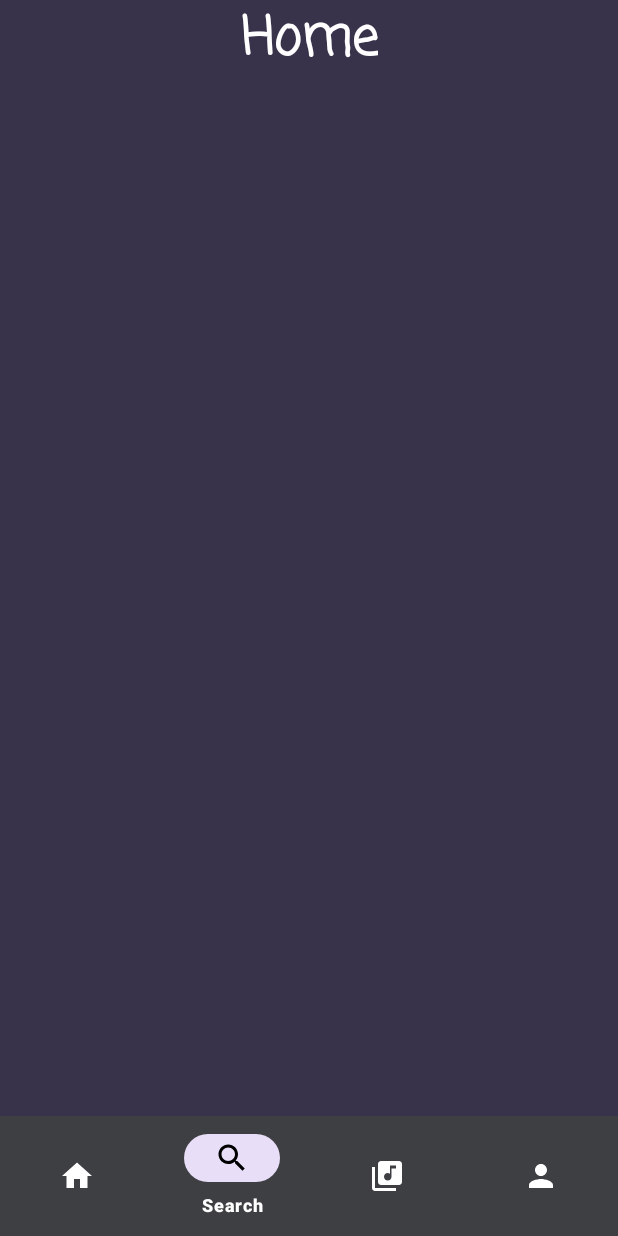
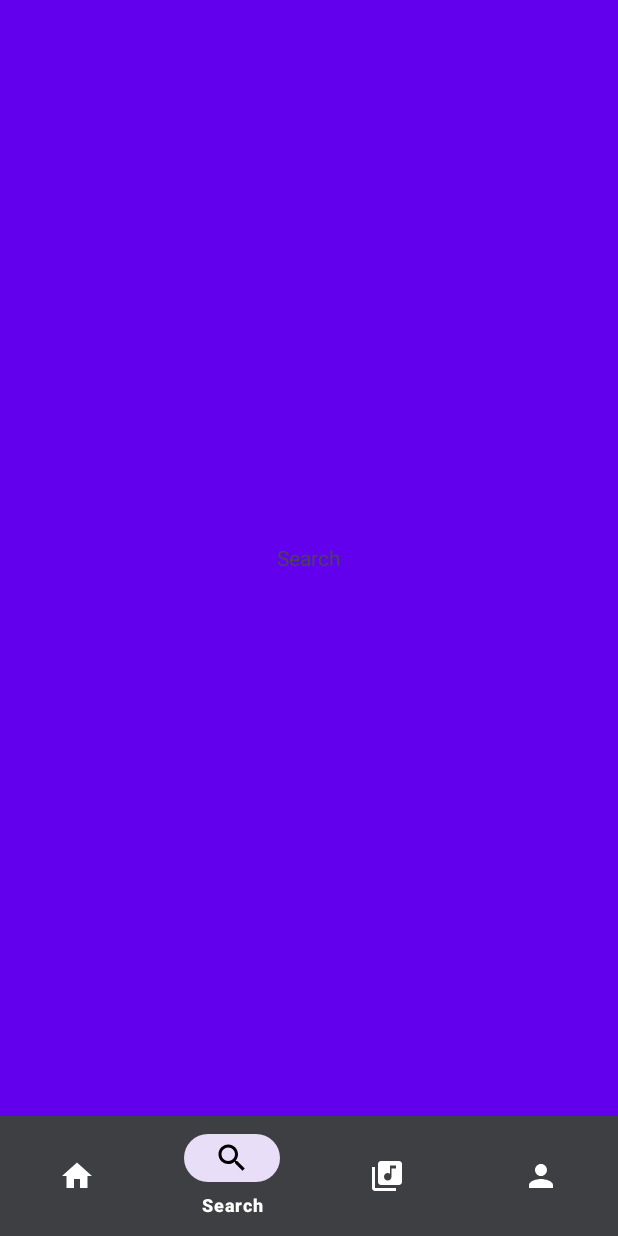
Before and after one commit to Tamashi-Dake/Music_Streaming_Services_Android, an Android app: the screen it shows after launch (MainActivity), item 2 of the bottom bar chosen, on a phone screen of 412 x 824 dp. Run offline under Robolectric (Android 15) with nearby library versions, the light colour scheme and no system bars; our stand-ins replace data binding.

Commit message:
add Fragments for each item in bottom nav

```diff
--- a/app/build.gradle.kts
+++ b/app/build.gradle.kts
@@ -50,4 +50,5 @@ dependencies {
     androidTestImplementation("androidx.test.espresso:espresso-core:3.5.1")
     //material design
     implementation("com.google.android.material:material:1.10.0")
+    implementation("androidx.viewpager2:viewpager2:1.0.0")
 }
--- a/app/src/main/java/huce/fit/mvvmpattern/views/MainActivity.java
+++ b/app/src/main/java/huce/fit/mvvmpattern/views/MainActivity.java
@@ -1,61 +1,70 @@
 package huce.fit.mvvmpattern.views;
 
-import android.app.Activity;
 import android.os.Bundle;
 import android.view.MenuItem;
-import android.widget.Toast;
 
 import androidx.annotation.NonNull;
 import androidx.appcompat.app.AppCompatActivity;
 import androidx.databinding.DataBindingUtil;
-import androidx.lifecycle.ViewModelProvider;
+import androidx.viewpager2.widget.ViewPager2;
 
 import com.google.android.material.bottomnavigation.BottomNavigationView;
 import com.google.android.material.navigation.NavigationBarView;
 
 import huce.fit.mvvmpattern.R;
 import huce.fit.mvvmpattern.databinding.ActivityMainBinding;
-import huce.fit.mvvmpattern.utils.Status;
 import huce.fit.mvvmpattern.viewmodels.HomeViewModel;
-import huce.fit.mvvmpattern.viewmodels.LoginViewModel;
+
 
 
 public class MainActivity extends AppCompatActivity {
     private HomeViewModel homeViewModel;
     private ActivityMainBinding binding;
-
+    private ViewPager2 viewPager;
+    private BottomNavigationView bottomNav;
 //    @Override
     protected void onCreate(Bundle savedInstanceState) {
         super.onCreate(savedInstanceState);
-//
+
 //        homeViewModel = new ViewModelProvider(this).get(HomeViewModel.class);
-//
+
         binding = DataBindingUtil.setContentView(MainActivity.this, R.layout.activity_main);
-//
         binding.setLifecycleOwner(this);
-//
         binding.setHomeViewModel(homeViewModel);
 
-        BottomNavigationView bottomNav = findViewById(R.id.bottomNavigation);
+        viewPager = findViewById(R.id.viewPager);
+        bottomNav = findViewById(R.id.bottomNavigation);
+
+//        set adapter for viewpager
+        ViewPageAdapter viewPageAdapter = new ViewPageAdapter(this);
+        viewPager.setAdapter(viewPageAdapter);
+
+//        handle event when user select item on bottom navigation
         bottomNav.setOnItemSelectedListener(new NavigationBarView.OnItemSelectedListener() {
             @Override
             public boolean onNavigationItemSelected(@NonNull MenuItem item) {
+//               vì lý do gì đó mà switch không nhận được R.id... nên đành phải dùng if else
                 int id = item.getItemId();
                 if (id == R.id.action_home){
-                        Toast.makeText(MainActivity.this,"Home",Toast.LENGTH_SHORT).show();
+//                        Toast.makeText(MainActivity.this,"Home",Toast.LENGTH_SHORT).show();
+                    viewPager.setCurrentItem(0);
                 }
                 else if (id == R.id.action_search){
-                    Toast.makeText(MainActivity.this,"Search",Toast.LENGTH_SHORT).show();
+//                    Toast.makeText(MainActivity.this,"Search",Toast.LENGTH_SHORT).show();
+                    viewPager.setCurrentItem(1);
                 }
                 else if (id == R.id.action_library){
-                    Toast.makeText(MainActivity.this,"Library",Toast.LENGTH_SHORT).show();
+//                    Toast.makeText(MainActivity.this,"Library",Toast.LENGTH_SHORT).show();
+                    viewPager.setCurrentItem(2);
                 }
                 else if (id == R.id.action_profile){
-                    Toast.makeText(MainActivity.this,"Profile",Toast.LENGTH_SHORT).show();
+//                    Toast.makeText(MainActivity.this,"Profile",Toast.LENGTH_SHORT).show();
+                    viewPager.setCurrentItem(3);
                 }
                 return true;
             }
         });
     }
 
+
 }
--- /dev/null
+++ b/app/src/main/java/huce/fit/mvvmpattern/views/ViewPageAdapter.java
@@ -0,0 +1,47 @@
+package huce.fit.mvvmpattern.views;
+
+import androidx.annotation.NonNull;
+import androidx.fragment.app.Fragment;
+import androidx.fragment.app.FragmentActivity;
+import androidx.fragment.app.FragmentManager;
+import androidx.fragment.app.FragmentStatePagerAdapter;
+import androidx.viewpager2.adapter.FragmentStateAdapter;
+
+import huce.fit.mvvmpattern.views.fragments.HomeFragment;
+import huce.fit.mvvmpattern.views.fragments.LibraryFragment;
+import huce.fit.mvvmpattern.views.fragments.ProfileFragment;
+import huce.fit.mvvmpattern.views.fragments.SearchFragment;
+
+public class ViewPageAdapter extends FragmentStateAdapter {
+
+
+    public ViewPageAdapter(@NonNull FragmentActivity fragmentActivity) {
+        super(fragmentActivity);
+    }
+
+    @NonNull
+    @Override
+    public Fragment createFragment(int position) {
+        Fragment fragment;
+        switch (position) {
+            case 1:
+                fragment = new SearchFragment();
+                break;
+            case 2:
+                fragment = new LibraryFragment();
+                break;
+            case 3:
+                fragment = new ProfileFragment();
+                break;
+            default:
+                fragment = new HomeFragment();
+                break;
+        }
+        return fragment;
+    }
+
+    @Override
+    public int getItemCount() {
+        return 4;
+    }
+}
--- /dev/null
+++ b/app/src/main/java/huce/fit/mvvmpattern/views/fragments/HomeFragment.java
@@ -0,0 +1,22 @@
+package huce.fit.mvvmpattern.views.fragments;
+
+import android.os.Bundle;
+import android.view.LayoutInflater;
+import android.view.View;
+import android.view.ViewGroup;
+
+import androidx.annotation.NonNull;
+import androidx.annotation.Nullable;
+import androidx.fragment.app.Fragment;
+
+import huce.fit.mvvmpattern.R;
+
+public class HomeFragment extends Fragment {
+    @Nullable
+    @Override
+    public View onCreateView(@NonNull LayoutInflater inflater, @Nullable ViewGroup container, @Nullable Bundle savedInstanceState) {
+        View view  = inflater.inflate(R.layout.fragment_home,container,false);
+        return view;
+//        return super.onCreateView(inflater, container, savedInstanceState);
+    }
+}
--- /dev/null
+++ b/app/src/main/java/huce/fit/mvvmpattern/views/fragments/LibraryFragment.java
@@ -0,0 +1,22 @@
+package huce.fit.mvvmpattern.views.fragments;
+
+import android.os.Bundle;
+import android.view.LayoutInflater;
+import android.view.View;
+import android.view.ViewGroup;
+
+import androidx.annotation.NonNull;
+import androidx.annotation.Nullable;
+import androidx.fragment.app.Fragment;
+
+import huce.fit.mvvmpattern.R;
+
+public class LibraryFragment extends Fragment {
+    @Nullable
+    @Override
+    public View onCreateView(@NonNull LayoutInflater inflater, @Nullable ViewGroup container, @Nullable Bundle savedInstanceState) {
+        View view  = inflater.inflate(R.layout.fragment_library,container,false);
+        return view;
+//        return super.onCreateView(inflater, container, savedInstanceState);
+    }
+}
--- /dev/null
+++ b/app/src/main/java/huce/fit/mvvmpattern/views/fragments/SearchFragment.java
@@ -0,0 +1,22 @@
+package huce.fit.mvvmpattern.views.fragments;
+
+import android.os.Bundle;
+import android.view.LayoutInflater;
+import android.view.View;
+import android.view.ViewGroup;
+
+import androidx.annotation.NonNull;
+import androidx.annotation.Nullable;
+import androidx.fragment.app.Fragment;
+
+import huce.fit.mvvmpattern.R;
+
+public class SearchFragment extends Fragment {
+    @Nullable
+    @Override
+    public View onCreateView(@NonNull LayoutInflater inflater, @Nullable ViewGroup container, @Nullable Bundle savedInstanceState) {
+        View view  = inflater.inflate(R.layout.fragment_search,container,false);
+        return view;
+//        return super.onCreateView(inflater, container, savedInstanceState);
+    }
+}
--- a/app/src/main/res/layout/activity_main.xml
+++ b/app/src/main/res/layout/activity_main.xml
@@ -11,38 +11,30 @@
     </data>
 
 
-    <androidx.constraintlayout.widget.ConstraintLayout
+    <RelativeLayout
         android:layout_width="match_parent"
         android:layout_height="match_parent"
         android:background="@color/theme_color"
         tools:context=".View.MainActivity">
 
-        <TextView
-            android:id="@+id/textView"
-            android:layout_width="wrap_content"
-            android:layout_height="wrap_content"
-            android:fontFamily="casual"
-            android:text="Home"
-            android:textColor="@color/white"
-            android:textFontWeight="1000"
-            android:textSize="35dp"
-            app:layout_constraintEnd_toEndOf="parent"
-            app:layout_constraintStart_toStartOf="parent"
-            app:layout_constraintTop_toTopOf="parent" />
+        <androidx.viewpager2.widget.ViewPager2
+            android:id="@+id/viewPager"
+            android:layout_width="match_parent"
+            android:layout_height="match_parent"
+            android:layout_above="@+id/bottomNavigation" />
 
         <com.google.android.material.bottomnavigation.BottomNavigationView
             android:id="@+id/bottomNavigation"
             android:layout_width="match_parent"
             android:layout_height="wrap_content"
-            app:layout_constraintBottom_toBottomOf="parent"
-            app:menu="@menu/menu_bottom_nav"
+            android:layout_alignParentBottom="true"
             app:itemBackground="@color/menu_bg"
+            app:itemIconTint="@drawable/bottom_nav_selector"
             app:itemTextColor="@color/white"
-            app:itemIconTint="@drawable/bottom_nav_selector"
-            />
+            app:menu="@menu/menu_bottom_nav" />
 
 
-    </androidx.constraintlayout.widget.ConstraintLayout>
+    </RelativeLayout>
 
 
 </layout>
--- /dev/null
+++ b/app/src/main/res/layout/fragment_search.xml
@@ -0,0 +1,13 @@
+<?xml version="1.0" encoding="utf-8"?>
+<RelativeLayout xmlns:android="http://schemas.android.com/apk/res/android"
+    android:layout_width="match_parent"
+    android:layout_height="match_parent"
+    android:background="@color/purple_500">
+
+    <TextView
+        android:layout_width="wrap_content"
+        android:layout_height="wrap_content"
+        android:layout_centerInParent="true"
+        android:text="Search" />
+
+</RelativeLayout>
```
Also changed, not shown: app/src/main/java/huce/fit/mvvmpattern/views/FirstFragment.java (deleted, +0 -48 lines), app/src/main/java/huce/fit/mvvmpattern/views/SecondFragment.java (deleted, +0 -48 lines), app/src/main/java/huce/fit/mvvmpattern/views/fragments/ProfileFragment.java (added, +22 -0 lines), app/src/main/res/layout/fragment_home.xml (added, +13 -0 lines), app/src/main/res/layout/fragment_library.xml (added, +13 -0 lines), app/src/main/res/layout/fragment_profile.xml (added, +13 -0 lines).
